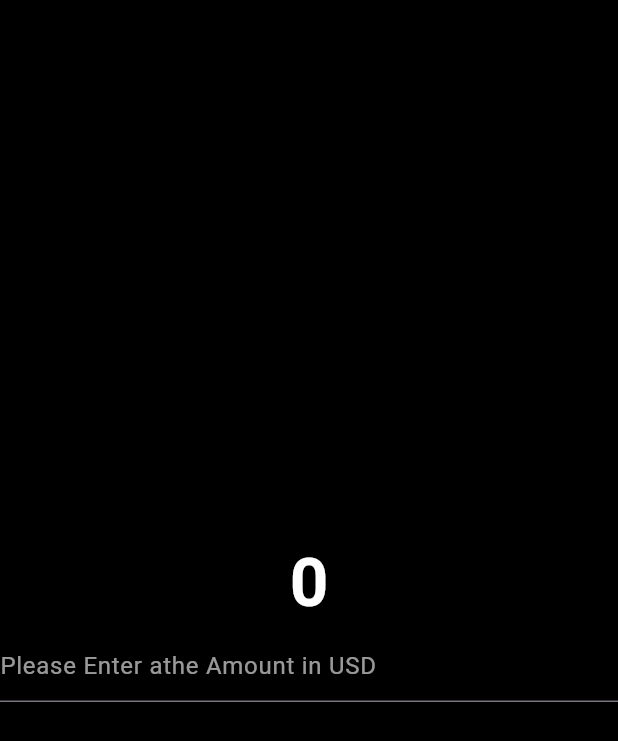
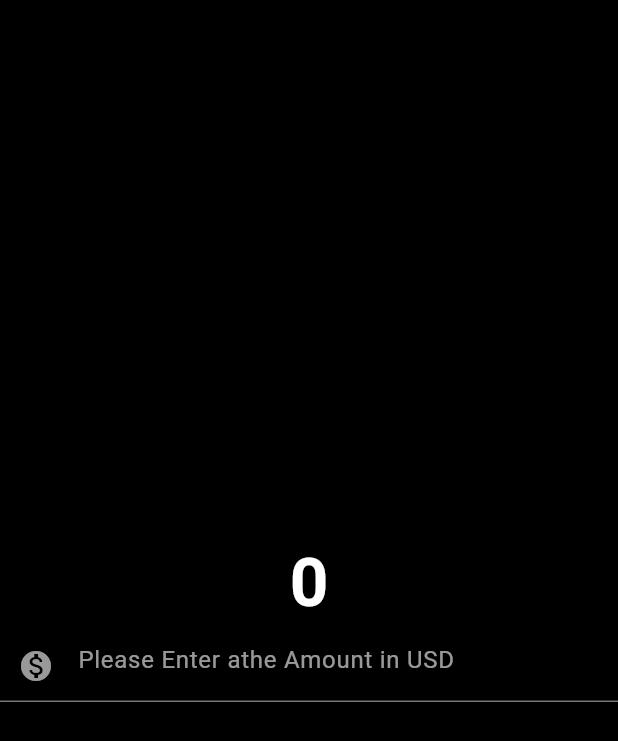
Before and after one commit to Gemcreation/currency_converter, a Flutter app: the screen it shows after launch, on a phone screen of 412 x 824 dp. Shown: the top 741 px of the screen. Run offline on Flutter 3.47's test engine with Material 3 defaults, Android fonts, the phone set to English and light mode, and no system bars.

Commit message:
adding more icon using prefixIcon

```diff
--- a/lib/currency_converter_material_page.dart
+++ b/lib/currency_converter_material_page.dart
@@ -27,7 +27,9 @@ class CurrencyConverterMaterialPage extends StatelessWidget {
                   hintText: "Please Enter athe Amount in USD",
                   hintStyle: TextStyle(
                     color: Colors.white60,
-                  )
+                  ),
+                  prefixIcon: Icon(Icons.monetization_on),
+                  prefixIconColor: Colors.white60,
                 ),
               )
             ],
```
